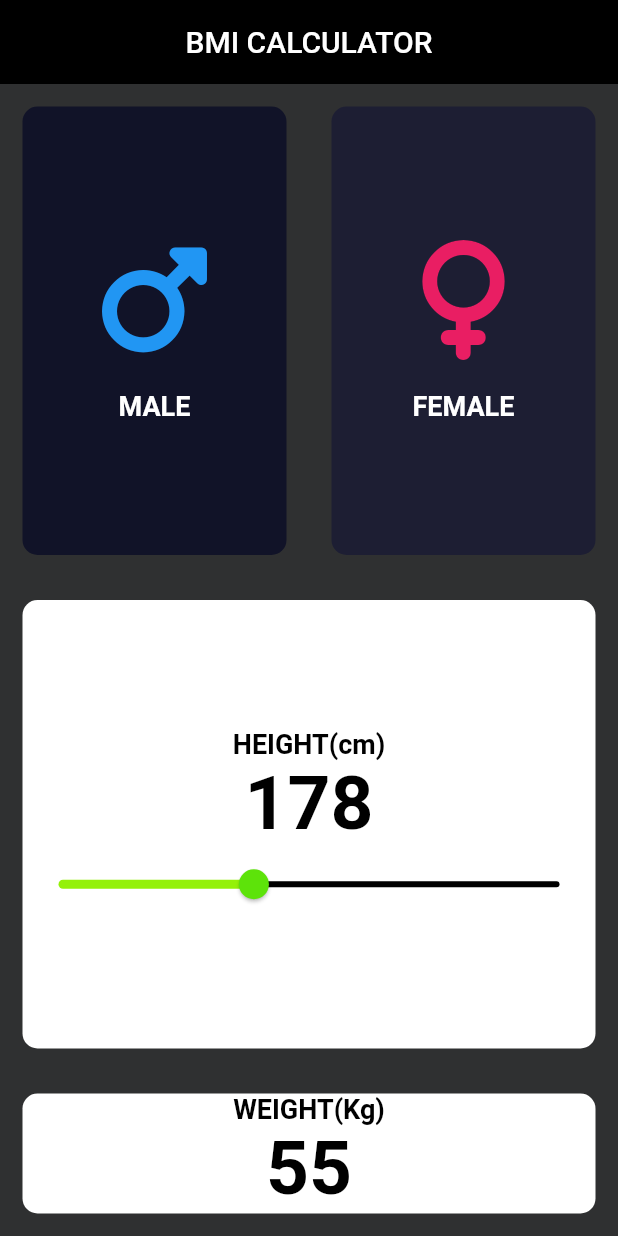
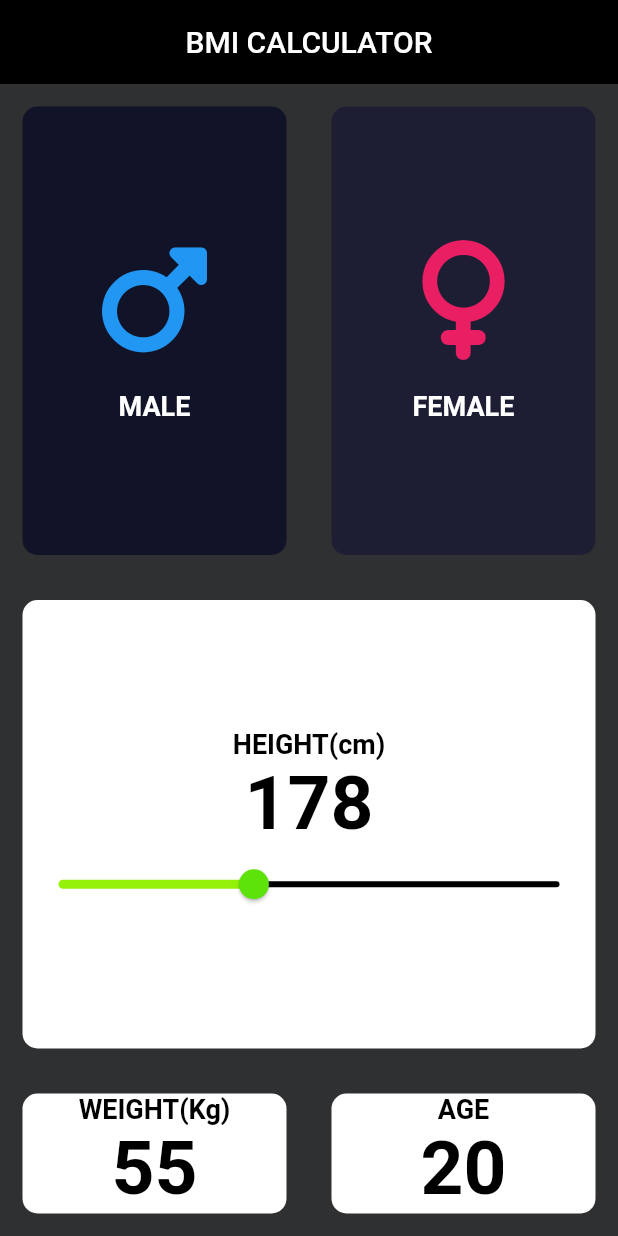
Before and after one commit to HEYKASHIF/Bmi_Calci, a Flutter app: the screen it shows after launch, on a phone screen of 412 x 824 dp. Run offline on Flutter 3.47's test engine with Material 2 defaults, Android fonts, the phone set to English and light mode, and no system bars; our stand-ins replace font_awesome_flutter.

Commit message:
3-may commit7

```diff
--- a/lib/pages/Home_page.dart
+++ b/lib/pages/Home_page.dart
@@ -148,7 +148,36 @@ class _HomePageState extends State<HomePage> {
                   onPress: () {},
                 ),
               ),
-              // Expanded(child: child),
+              Expanded(
+                child: ReusableCard(
+                  CardChild: Column(
+                    mainAxisAlignment: MainAxisAlignment.center,
+                    children: [
+                      Text(
+                        'AGE',
+                        style: TextStyle(
+                            fontSize: 18,
+                            color: Colors.black,
+                            fontWeight: FontWeight.bold),
+                      ),
+                      Text(
+                        Age.toString(),
+                        style: TextStyle(
+                          fontWeight: FontWeight.bold,
+                          fontSize: 50,
+                          color: Colors.black,
+                        ),
+                      ),
+                      Row(
+                        mainAxisAlignment: MainAxisAlignment.center,
+                        children: [],
+                      )
+                    ],
+                  ),
+                  color: Colors.white,
+                  onPress: () {},
+                ),
+              ),
             ],
           )
         ],
```
